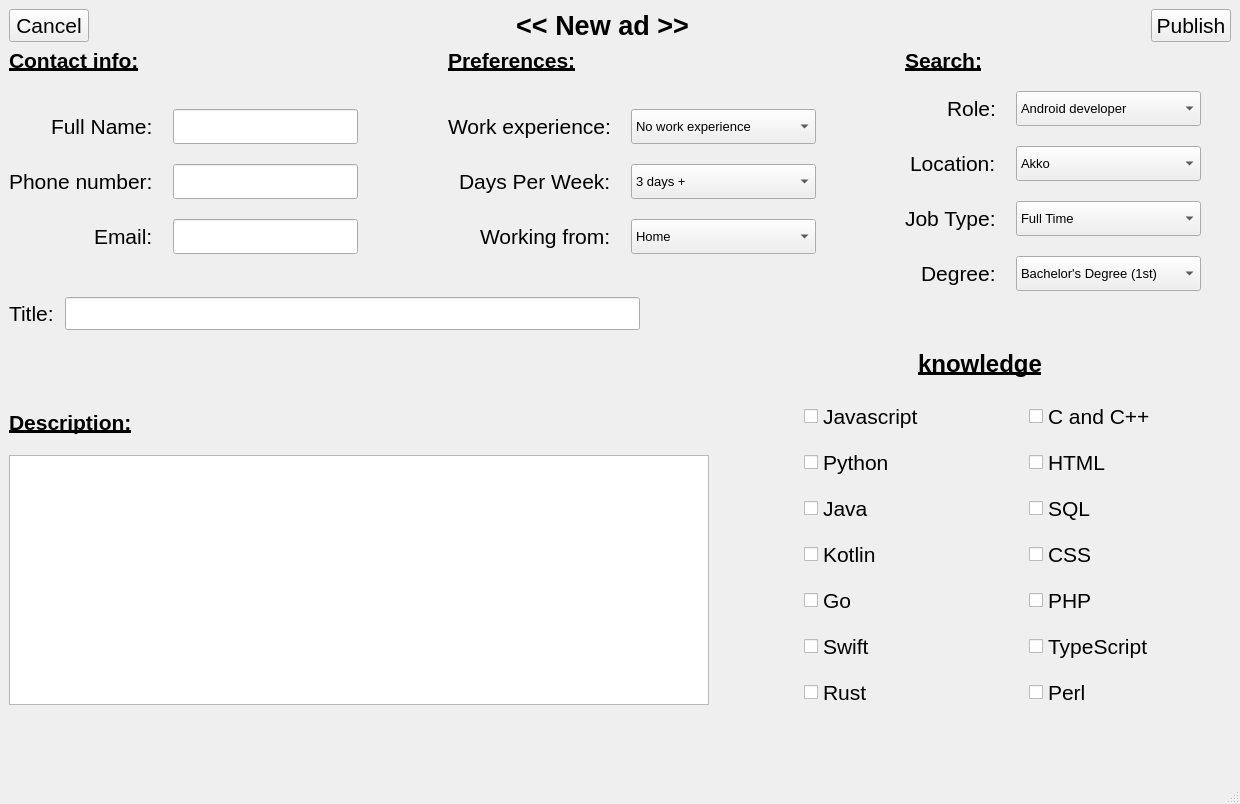
Before: the Qt Designer form ui/new_ad.ui in IvnGenza/EasyJob_39, drawn with Qt 5.
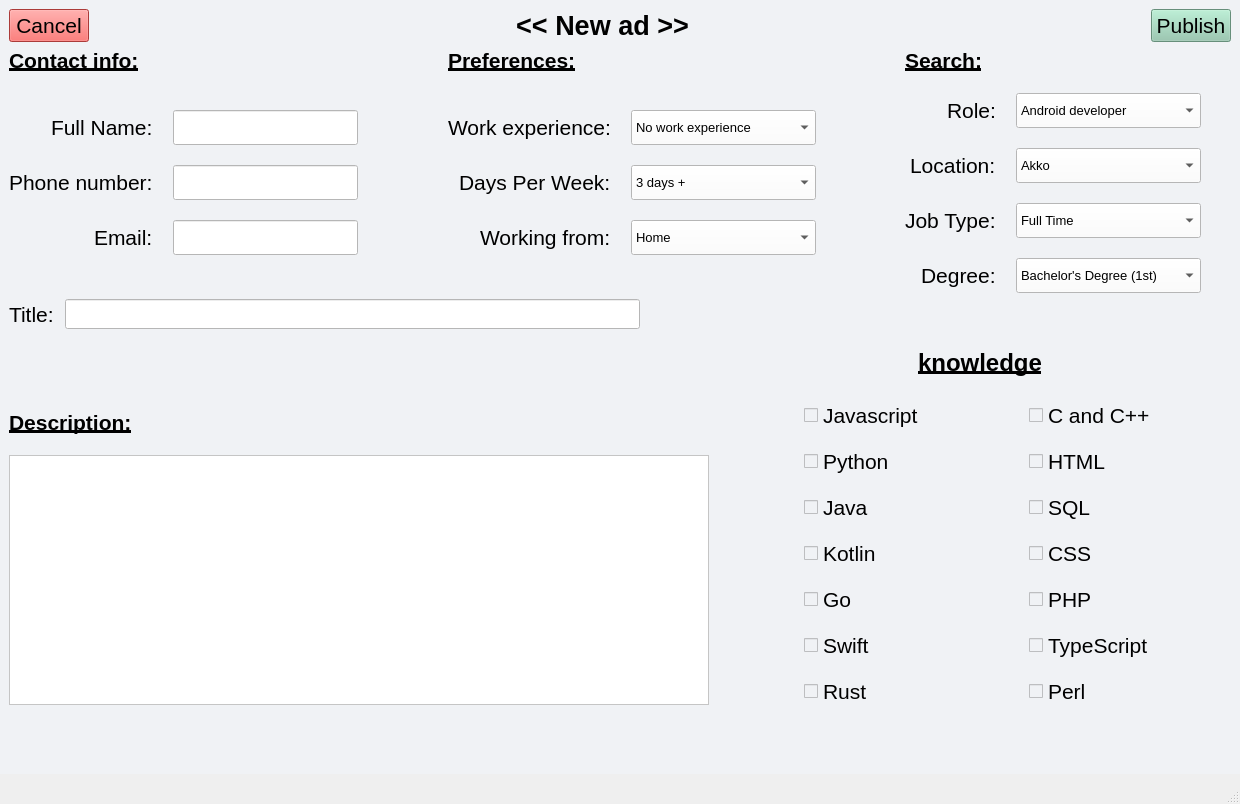
After: the same form once the commit is applied.

```diff
--- a/ui/new_ad.ui
+++ b/ui/new_ad.ui
@@ -31,11 +31,22 @@
    <string>MainWindow</string>
   </property>
   <widget class="QWidget" name="centralwidget">
+   <property name="styleSheet">
+    <string notr="true">background-color:#F0F2F5;</string>
+   </property>
    <layout class="QVBoxLayout" name="verticalLayout_5">
     <item>
      <layout class="QHBoxLayout" name="horizontalLayout_3">
       <item>
        <widget class="QPushButton" name="cancel_button">
+        <property name="font">
+         <font>
+          <pointsize>16</pointsize>
+         </font>
+        </property>
+        <property name="styleSheet">
+         <string notr="true">background-color:#EF5350;</string>
+        </property>
         <property name="text">
          <string>Cancel</string>
         </property>
@@ -98,6 +109,15 @@
       </item>
       <item>
        <widget class="QPushButton" name="publish_button">
+        <property name="font">
+         <font>
+          <pointsize>16</pointsize>
+         </font>
+        </property>
+        <property name="styleSheet">
+         <string notr="true">background-color: #90C8AC;
+</string>
+        </property>
         <property name="text">
          <string>Publish</string>
         </property>
@@ -177,6 +197,14 @@
               <height>35</height>
              </size>
             </property>
+            <property name="font">
+             <font>
+              <pointsize>12</pointsize>
+             </font>
+            </property>
+            <property name="styleSheet">
+             <string notr="true">background-color:white;</string>
+            </property>
             <property name="text">
              <string/>
             </property>
@@ -203,6 +231,14 @@
               <height>35</height>
              </size>
             </property>
+            <property name="font">
+             <font>
+              <pointsize>12</pointsize>
+             </font>
+            </property>
+            <property name="styleSheet">
+             <string notr="true">background-color:white;</string>
+            </property>
             <property name="text">
              <string/>
             </property>
@@ -229,6 +265,14 @@
               <height>16777215</height>
              </size>
             </property>
+            <property name="font">
+             <font>
+              <pointsize>12</pointsize>
+             </font>
+            </property>
+            <property name="styleSheet">
+             <string notr="true">background-color:white;</string>
+            </property>
             <property name="text">
              <string/>
             </property>
@@ -330,7 +374,7 @@
              <string>&lt;html&gt;&lt;head/&gt;&lt;body&gt;&lt;p align=&quot;center&quot;&gt;&lt;br/&gt;&lt;/p&gt;&lt;/body&gt;&lt;/html&gt;</string>
             </property>
             <property name="styleSheet">
-             <string notr="true"/>
+             <string notr="true">background-color:white;</string>
             </property>
             <item>
              <property name="text">
@@ -387,7 +431,7 @@
              <string>&lt;html&gt;&lt;head/&gt;&lt;body&gt;&lt;p align=&quot;center&quot;&gt;&lt;br/&gt;&lt;/p&gt;&lt;/body&gt;&lt;/html&gt;</string>
             </property>
             <property name="styleSheet">
-             <string notr="true"/>
+             <string notr="true">background-color:white;</string>
             </property>
             <item>
              <property name="text">
@@ -439,7 +483,7 @@
              <string>&lt;html&gt;&lt;head/&gt;&lt;body&gt;&lt;p align=&quot;center&quot;&gt;&lt;br/&gt;&lt;/p&gt;&lt;/body&gt;&lt;/html&gt;</string>
             </property>
             <property name="styleSheet">
-             <string notr="true"/>
+             <string notr="true">background-color:white;</string>
             </property>
             <item>
              <property name="text">
@@ -572,7 +616,7 @@
              <cursorShape>PointingHandCursor</cursorShape>
             </property>
             <property name="styleSheet">
-             <string notr="true"/>
+             <string notr="true">background-color:white;</string>
             </property>
             <item>
              <property name="text">
@@ -724,7 +768,7 @@
              <string>&lt;html&gt;&lt;head/&gt;&lt;body&gt;&lt;p align=&quot;center&quot;&gt;&lt;br/&gt;&lt;/p&gt;&lt;/body&gt;&lt;/html&gt;</string>
             </property>
             <property name="styleSheet">
-             <string notr="true"/>
+             <string notr="true">background-color:white;</string>
             </property>
             <item>
              <property name="text">
@@ -853,7 +897,7 @@
              <cursorShape>PointingHandCursor</cursorShape>
             </property>
             <property name="styleSheet">
-             <string notr="true"/>
+             <string notr="true">background-color:white;</string>
             </property>
             <item>
              <property name="text">
@@ -918,7 +962,7 @@
              <bool>false</bool>
             </property>
             <property name="styleSheet">
-             <string notr="true"/>
+             <string notr="true">background-color:white;</string>
             </property>
             <item>
              <property name="text">
@@ -1034,7 +1078,7 @@
           <property name="minimumSize">
            <size>
             <width>0</width>
-            <height>0</height>
+            <height>30</height>
            </size>
           </property>
           <property name="maximumSize">
@@ -1043,6 +1087,14 @@
             <height>999</height>
            </size>
           </property>
+          <property name="font">
+           <font>
+            <pointsize>12</pointsize>
+           </font>
+          </property>
+          <property name="styleSheet">
+           <string notr="true">background-color:white;</string>
+          </property>
          </widget>
         </item>
         <item>
@@ -1101,6 +1153,14 @@
               <height>250</height>
              </size>
             </property>
+            <property name="font">
+             <font>
+              <pointsize>12</pointsize>
+             </font>
+            </property>
+            <property name="styleSheet">
+             <string notr="true">background-color:white;</string>
+            </property>
            </widget>
           </item>
           <item>
@@ -1190,6 +1250,11 @@
             </item>
             <item row="0" column="0">
              <widget class="QCheckBox" name="Javascript_checkbox">
+              <property name="font">
+               <font>
+                <pointsize>16</pointsize>
+               </font>
+              </property>
               <property name="text">
                <string>Javascript</string>
               </property>
```
